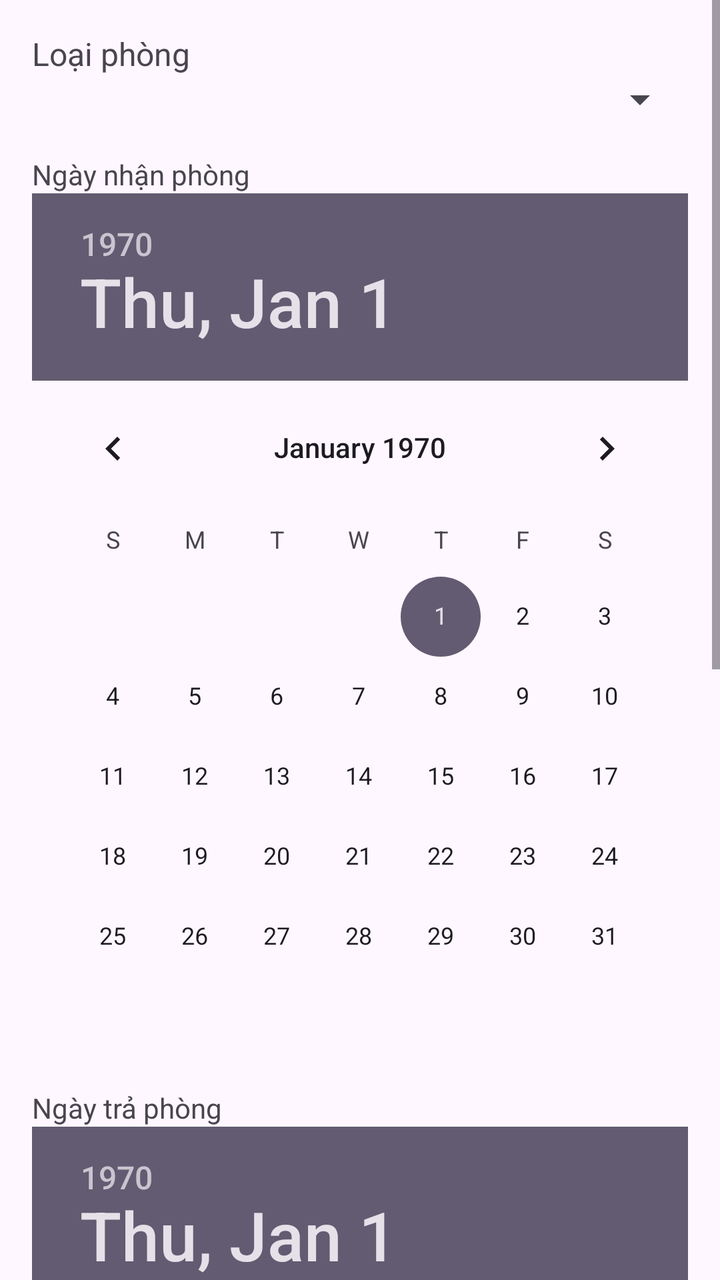
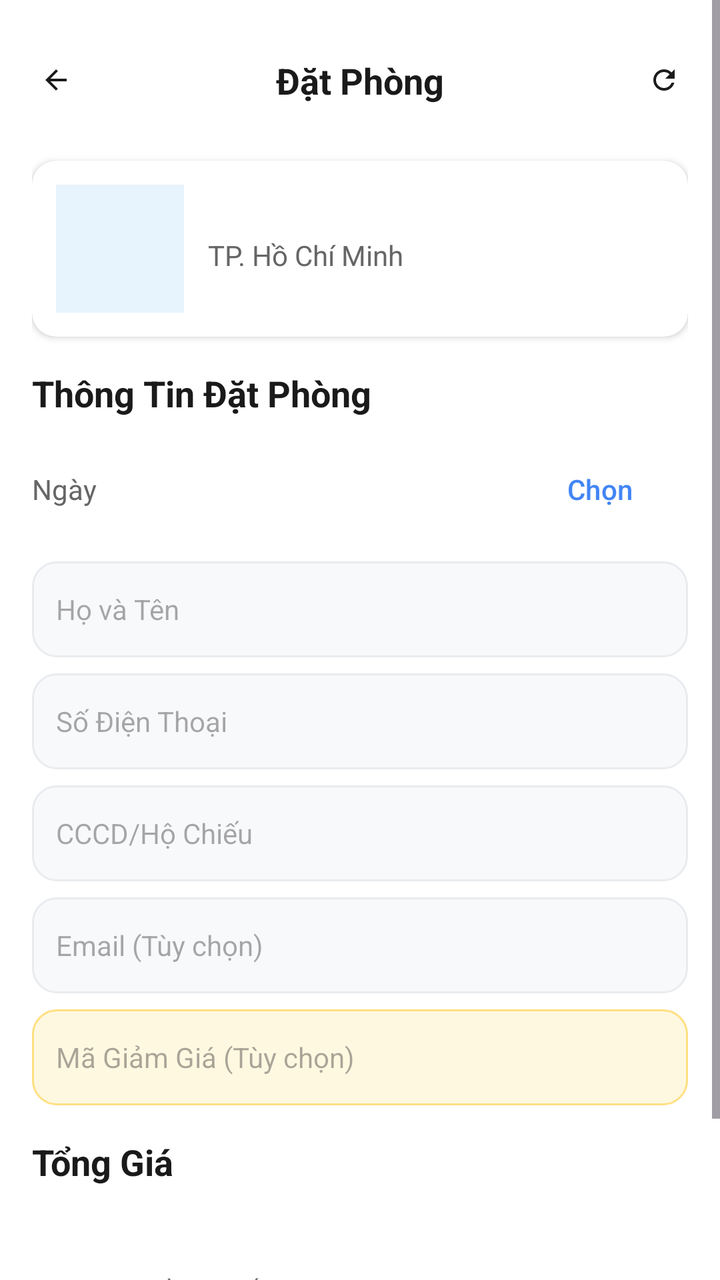

Before-and-after screenshots of an Android layout around one commit, followed by the original layout XML and the change that was made.
<!-- AndroidManifest.xml: application theme Theme.AppQLKhachSan -->
<!-- res/layout/activity_booking.xml -->
<?xml version="1.0" encoding="utf-8"?>
<ScrollView xmlns:android="http://schemas.android.com/apk/res/android"
    android:layout_width="match_parent"
    android:layout_height="match_parent"
    android:fillViewport="true">

    <LinearLayout
        android:orientation="vertical"
        android:layout_width="match_parent"
        android:layout_height="wrap_content"
        android:padding="16dp">

        
        <TextView
            android:text="Loại phòng"
            android:textSize="16sp"
            android:layout_width="wrap_content"
            android:layout_height="wrap_content" />

        <Spinner
            android:id="@+id/room_type_spinner"
            android:layout_width="match_parent"
            android:layout_height="wrap_content" />

        
        <TextView
            android:text="Ngày nhận phòng"
            android:layout_marginTop="16dp"
            android:layout_width="wrap_content"
            android:layout_height="wrap_content" />

        <DatePicker
            android:id="@+id/checkin_datepicker"
            android:layout_width="match_parent"
            android:layout_height="wrap_content"
            />

        
        <TextView
            android:text="Ngày trả phòng"
            android:layout_marginTop="16dp"
            android:layout_width="wrap_content"
            android:layout_height="wrap_content" />

        <DatePicker
            android:id="@+id/checkout_datepicker"
            android:layout_width="match_parent"
            android:layout_height="wrap_content"
            />

        
        <TextView
            android:text="Số lượng khách"
            android:layout_marginTop="16dp"
            android:layout_width="wrap_content"
            android:layout_height="wrap_content" />

        <EditText
            android:id="@+id/guest_count"
            android:layout_width="match_parent"
            android:layout_height="wrap_content"
            android:inputType="number"
            android:hint="Nhập số lượng khách" />

        
        <Button
            android:id="@+id/book_button"
            android:text="Đặt phòng"
            android:layout_marginTop="24dp"
            android:layout_width="match_parent"
            android:layout_height="wrap_content" />
        <Button
            android:id="@+id/btn_back"
            android:text="Quay về"
            android:layout_width="wrap_content"
            android:layout_height="wrap_content"
            android:layout_marginBottom="16dp" />


    </LinearLayout>
</ScrollView>
<!-- resources referenced by this layout -->
<resources>
  <style name="Theme.AppQLKhachSan" parent="Base.Theme.AppQLKhachSan" />
  <style name="Base.Theme.AppQLKhachSan" parent="Theme.Material3.DayNight.NoActionBar">
          
          
      </style>
</resources>

<!-- the commit's change to res/layout/activity_booking.xml (unified diff, before → after) -->
@@ -1,81 +1,278 @@
 <?xml version="1.0" encoding="utf-8"?>
 <ScrollView xmlns:android="http://schemas.android.com/apk/res/android"
+    xmlns:app="http://schemas.android.com/apk/res-auto"
     android:layout_width="match_parent"
     android:layout_height="match_parent"
-    android:fillViewport="true">
-
-    <LinearLayout
-        android:orientation="vertical"
+    android:background="#FFFFFF">
+
+    <androidx.constraintlayout.widget.ConstraintLayout
         android:layout_width="match_parent"
         android:layout_height="wrap_content"
         android:padding="16dp">
 
         
-        <TextView
-            android:text="Loại phòng"
+        <LinearLayout
+            android:id="@+id/headerLayout"
+            android:layout_width="match_parent"
+            android:layout_height="wrap_content"
+            android:orientation="horizontal"
+            android:paddingVertical="12dp"
+            app:layout_constraintTop_toTopOf="parent">
+
+            <ImageView
+                android:id="@+id/btnBack"
+                android:layout_width="24dp"
+                android:layout_height="24dp"
+                android:src="@drawable/ic_arrow_back"
+                android:background="?attr/selectableItemBackgroundBorderless"
+                android:padding="4dp" />
+
+            <TextView
+                android:layout_width="0dp"
+                android:layout_height="wrap_content"
+                android:layout_weight="1"
+                android:text="Đặt Phòng"
+                android:textSize="18sp"
+                android:textStyle="bold"
+                android:textColor="#1A1A1A"
+                android:gravity="center" />
+
+            <ImageView
+                android:id="@+id/btnRefresh"
+                android:layout_width="24dp"
+                android:layout_height="24dp"
+                android:src="@drawable/ic_refresh"
+                android:background="?attr/selectableItemBackgroundBorderless"
+                android:padding="4dp" />
+
+        </LinearLayout>
+
+        
+        <androidx.cardview.widget.CardView
+            android:id="@+id/hotelCard"
+            android:layout_width="match_parent"
+            android:layout_height="wrap_content"
+            android:layout_marginTop="16dp"
+            app:cardCornerRadius="12dp"
+            app:cardElevation="2dp"
+            app:layout_constraintTop_toBottomOf="@id/headerLayout">
+
+            <LinearLayout
+                android:layout_width="match_parent"
+                android:layout_height="wrap_content"
+                android:orientation="horizontal"
+                android:padding="12dp">
+
+                <ImageView
+                    android:id="@+id/hotelImage"
+                    android:layout_width="64dp"
+                    android:layout_height="64dp"
+                    android:scaleType="centerCrop"
+                    android:background="#E8F4FD"
+                    app:cardCornerRadius="8dp" />
+
+                <LinearLayout
+                    android:layout_width="0dp"
+                    android:layout_height="wrap_content"
+                    android:layout_weight="1"
+                    android:orientation="vertical"
+                    android:layout_marginStart="12dp">
+
+                    <TextView
+                        android:id="@+id/hotelName"
+                        android:layout_width="wrap_content"
+                        android:layout_height="wrap_content"
+                        android:text=""
+                        android:textSize="16sp"
+                        android:textStyle="bold"
+                        android:textColor="#1A1A1A" />
+
+                    <TextView
+                        android:layout_width="wrap_content"
+                        android:layout_height="wrap_content"
+                        android:text="TP. Hồ Chí Minh"
+                        android:textSize="14sp"
+                        android:textColor="#666666"
+                        android:layout_marginTop="4dp" />
+
+                </LinearLayout>
+
+            </LinearLayout>
+        </androidx.cardview.widget.CardView>
+
+        
+        <LinearLayout
+            android:id="@+id/bookingSection"
+            android:layout_width="match_parent"
+            android:layout_height="wrap_content"
+            android:orientation="vertical"
+            android:layout_marginTop="16dp"
+            app:layout_constraintTop_toBottomOf="@id/hotelCard">
+
+            <TextView
+                android:layout_width="wrap_content"
+                android:layout_height="wrap_content"
+                android:text="Thông Tin Đặt Phòng"
+                android:textSize="18sp"
+                android:textStyle="bold"
+                android:textColor="#1A1A1A"
+                android:layout_marginBottom="12dp" />
+
+            <LinearLayout
+                android:layout_width="match_parent"
+                android:layout_height="wrap_content"
+                android:orientation="horizontal"
+                android:layout_marginBottom="12dp">
+
+                <TextView
+                    android:layout_width="80dp"
+                    android:layout_height="wrap_content"
+                    android:text="Ngày"
+                    android:textSize="14sp"
+                    android:textColor="#666666" />
+
+                <TextView
+                    android:id="@+id/dateRange"
+                    android:layout_width="0dp"
+                    android:layout_height="wrap_content"
+                    android:layout_weight="1"
+                    android:text=""
+                    android:textSize="14sp"
+                    android:textColor="#1A1A1A" />
+
+                <Button
+                    android:id="@+id/btnSelectDate"
+                    android:layout_width="wrap_content"
+                    android:layout_height="wrap_content"
+                    android:text="Chọn"
+                    android:textSize="14sp"
+                    android:textColor="#4285F4"
+                    android:background="?attr/selectableItemBackgroundBorderless" />
+
+            </LinearLayout>
+
+            <EditText
+                android:id="@+id/editCustomerName"
+                android:layout_width="match_parent"
+                android:layout_height="48dp"
+                android:hint="Họ và Tên"
+                android:textSize="14sp"
+                android:inputType="textPersonName"
+                android:background="@drawable/modern_input_background"
+                android:paddingHorizontal="12dp"
+                android:layout_marginBottom="8dp" />
+
+            <EditText
+                android:id="@+id/editCustomerPhone"
+                android:layout_width="match_parent"
+                android:layout_height="48dp"
+                android:hint="Số Điện Thoại"
+                android:textSize="14sp"
+                android:inputType="phone"
+                android:background="@drawable/modern_input_background"
+                android:paddingHorizontal="12dp"
+                android:layout_marginBottom="8dp" />
+
+            <EditText
+                android:id="@+id/editCustomerCCCD"
+                android:layout_width="match_parent"
+                android:layout_height="48dp"
+                android:hint="CCCD/Hộ Chiếu"
+                android:textSize="14sp"
+                android:inputType="number"
+                android:background="@drawable/modern_input_background"
+                android:paddingHorizontal="12dp"
+                android:layout_marginBottom="8dp" />
+
+            <EditText
+                android:id="@+id/editCustomerEmail"
+                android:layout_width="match_parent"
+                android:layout_height="48dp"
+                android:hint="Email (Tùy chọn)"
+                android:textSize="14sp"
+                android:inputType="textEmailAddress"
+                android:background="@drawable/modern_input_background"
+                android:paddingHorizontal="12dp"
+                android:layout_marginBottom="8dp" />
+
+            <EditText
+                android:id="@+id/editVoucherCode"
+                android:layout_width="match_parent"
+                android:layout_height="48dp"
+                android:hint="Mã Giảm Giá (Tùy chọn)"
+                android:textSize="14sp"
+                android:inputType="text"
+                android:background="@drawable/voucher_input_background"
+                android:paddingHorizontal="12dp" />
+
+        </LinearLayout>
+
+        
+        <LinearLayout
+            android:id="@+id/priceSummary"
+            android:layout_width="match_parent"
+            android:layout_height="wrap_content"
+            android:orientation="vertical"
+            android:layout_marginTop="16dp"
+            app:layout_constraintTop_toBottomOf="@id/bookingSection">
+
+            <TextView
+                android:layout_width="wrap_content"
+                android:layout_height="wrap_content"
+                android:text="Tổng Giá"
+                android:textSize="18sp"
+                android:textStyle="bold"
+                android:textColor="#1A1A1A"
+                android:layout_marginBottom="12dp" />
+
+            <LinearLayout
+                android:layout_width="match_parent"
+                android:layout_height="wrap_content"
+                android:orientation="horizontal">
+
+                <TextView
+                    android:id="@+id/textTotalPrice"
+                    android:layout_width="0dp"
+                    android:layout_height="wrap_content"
+                    android:layout_weight="1"
+                    android:text=""
+                    android:textSize="20sp"
+                    android:textStyle="bold"
+                    android:textColor="#1A1A1A" />
+
+                <TextView
+                    android:id="@+id/textTotalDays"
+                    android:layout_width="wrap_content"
+                    android:layout_height="wrap_content"
+                    android:text=""
+                    android:textSize="14sp"
+                    android:textColor="#666666" />
+
+            </LinearLayout>
+
+            
+            <TextView
+                android:layout_width="wrap_content"
+                android:layout_height="wrap_content"
+                android:layout_marginTop="4dp"
+                android:text="Giá đã bao gồm thuế và phí"
+                android:textSize="12sp"
+                android:textColor="#666666" />
+
+        </LinearLayout>
+
+        
+        <Button
+            android:id="@+id/btnContinue"
+            android:layout_width="match_parent"
+            android:layout_height="48dp"
+            android:layout_marginTop="16dp"
+            android:layout_marginBottom="16dp"
+            android:text="Đặt Phòng"
             android:textSize="16sp"
-            android:layout_width="wrap_content"
-            android:layout_height="wrap_content" />
-
-        <Spinner
-            android:id="@+id/room_type_spinner"
-            android:layout_width="match_parent"
-            android:layout_height="wrap_content" />
-
-        
-        <TextView
-            android:text="Ngày nhận phòng"
-            android:layout_marginTop="16dp"
-            android:layout_width="wrap_content"
-            android:layout_height="wrap_content" />
-
-        <DatePicker
-            android:id="@+id/checkin_datepicker"
-            android:layout_width="match_parent"
-            android:layout_height="wrap_content"
-            />
-
-        
-        <TextView
-            android:text="Ngày trả phòng"
-            android:layout_marginTop="16dp"
-            android:layout_width="wrap_content"
-            android:layout_height="wrap_content" />
-
-        <DatePicker
-            android:id="@+id/checkout_datepicker"
-            android:layout_width="match_parent"
-            android:layout_height="wrap_content"
-            />
-
-        
-        <TextView
-            android:text="Số lượng khách"
-            android:layout_marginTop="16dp"
-            android:layout_width="wrap_content"
-            android:layout_height="wrap_content" />
-
-        <EditText
-            android:id="@+id/guest_count"
-            android:layout_width="match_parent"
-            android:layout_height="wrap_content"
-            android:inputType="number"
-            android:hint="Nhập số lượng khách" />
-
-        
-        <Button
-            android:id="@+id/book_button"
-            android:text="Đặt phòng"
-            android:layout_marginTop="24dp"
-            android:layout_width="match_parent"
-            android:layout_height="wrap_content" />
-        <Button
-            android:id="@+id/btn_back"
-            android:text="Quay về"
-            android:layout_width="wrap_content"
-            android:layout_height="wrap_content"
-            android:layout_marginBottom="16dp" />
-
-
-    </LinearLayout>
+            android:textColor="#FFFFFF"
+            android:background="@drawable/modern_button_background"
+            app:layout_constraintTop_toBottomOf="@id/priceSummary" />
+
+    </androidx.constraintlayout.widget.ConstraintLayout>
 </ScrollView>
<!-- resource entries referenced after the edit -->
@@ -1,5 +1,63 @@
 <!-- resources referenced by this layout -->
 <resources>
+  <!-- drawable ic_arrow_back (drawable) -->
+  <?xml version="1.0" encoding="utf-8"?>
+  <vector xmlns:android="http://schemas.android.com/apk/res/android"
+      android:width="24dp"
+      android:height="24dp"
+      android:viewportWidth="24"
+      android:viewportHeight="24">
+      <path
+          android:fillColor="#1A1A1A"
+          android:pathData="M20,11H7.83l5.59,-5.59L12,4l-8,8 8,8 1.41,-1.41L7.83,13H20v-2z" />
+  </vector>
+  <!-- drawable ic_refresh (drawable) -->
+  <?xml version="1.0" encoding="utf-8"?>
+  <vector xmlns:android="http://schemas.android.com/apk/res/android"
+      android:width="24dp"
+      android:height="24dp"
+      android:viewportWidth="24"
+      android:viewportHeight="24">
+      <path
+          android:fillColor="#1A1A1A"
+          android:pathData="M17.65,6.35C16.2,4.9 14.21,4 12,4c-4.42,0 -7.99,3.58 -7.99,8s3.57,8 7.99,8c3.73,0 6.84,-2.55 7.73,-6h-2.08c-0.82,2.33 -3.04,4 -5.65,4 -3.31,0 -6,-2.69 -6,-6s2.69,-6 6,-6c1.66,0 3.14,0.69 4.22,1.78L13,11h7V4l-2.35,2.35z" />
+  </vector>
+  <!-- drawable modern_button_background (drawable) -->
+  <?xml version="1.0" encoding="utf-8"?>
+  <selector xmlns:android="http://schemas.android.com/apk/res/android">
+      <item android:state_pressed="true">
+          <shape android:shape="rectangle">
+              <solid android:color="#1565C0" />
+              <corners android:radius="16dp" />
+          </shape>
+      </item>
+      <item>
+          <shape android:shape="rectangle">
+              <solid android:color="#1976D2" />
+              <corners android:radius="16dp" />
+          </shape>
+      </item>
+  </selector>
+  <!-- drawable modern_input_background (drawable) -->
+  <?xml version="1.0" encoding="utf-8"?>
+  <shape xmlns:android="http://schemas.android.com/apk/res/android"
+      android:shape="rectangle">
+      <solid android:color="#F8F9FA" />
+      <corners android:radius="12dp" />
+      <stroke
+          android:width="1dp"
+          android:color="#E9ECEF" />
+  </shape>
+  <!-- drawable voucher_input_background (drawable) -->
+  <?xml version="1.0" encoding="utf-8"?>
+  <shape xmlns:android="http://schemas.android.com/apk/res/android"
+      android:shape="rectangle">
+      <solid android:color="#FFF8E1" />
+      <corners android:radius="12dp" />
+      <stroke
+          android:width="1dp"
+          android:color="#FFE082" />
+  </shape>
   <style name="Theme.AppQLKhachSan" parent="Base.Theme.AppQLKhachSan" />
   <style name="Base.Theme.AppQLKhachSan" parent="Theme.Material3.DayNight.NoActionBar">
           
